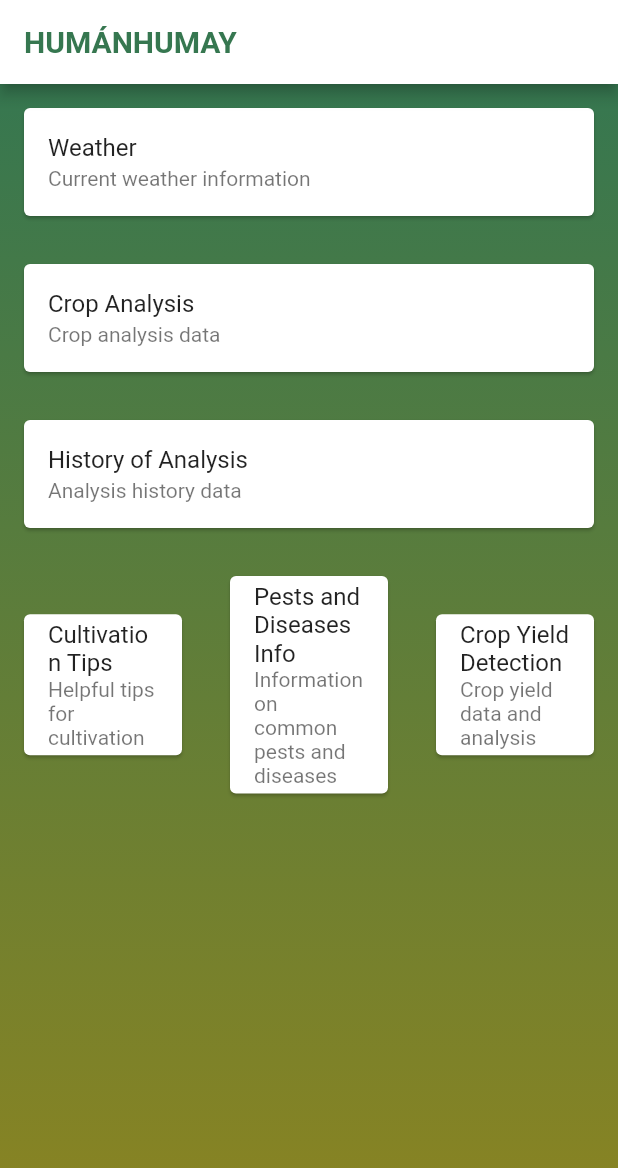
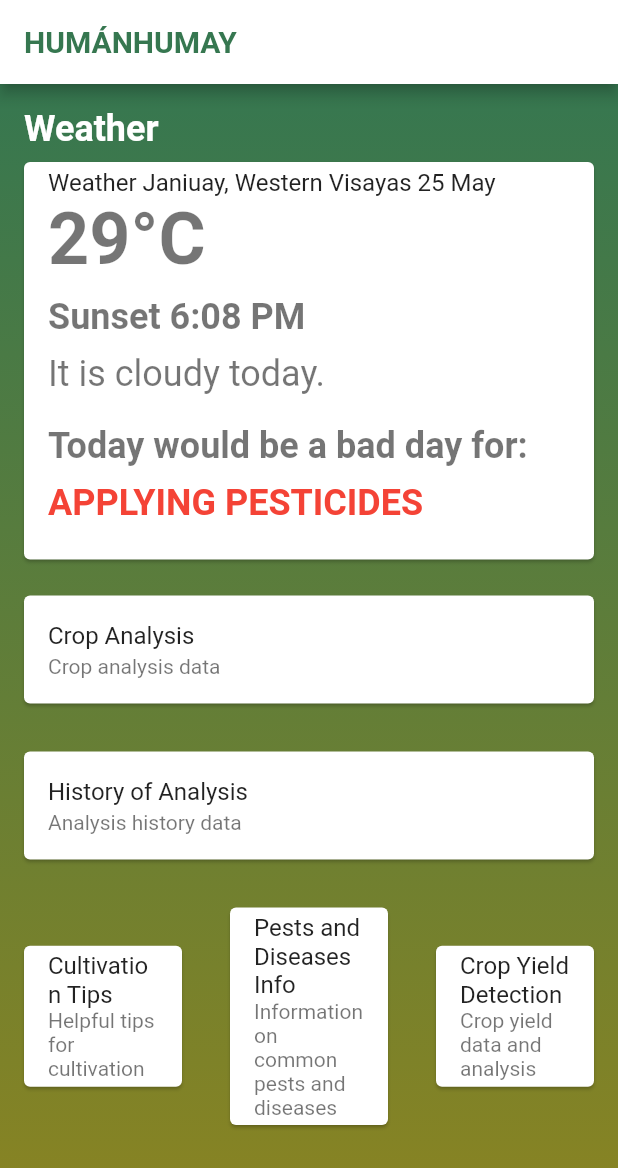
Before and after one commit to kclementir/cc206_human_humay, a Flutter app: the Dashboard screen opened directly, on a phone screen of 412 x 824 dp. Shown: the top 1168 px of the screen. Run offline on Flutter 3.47's test engine with Material 2 defaults, Android fonts, the light colour scheme and no system bars; Roboto replaces fonts that are missing (Brand).

Commit message:
Update dashboard.dart

```diff
--- a/lib/features/dashboard.dart
+++ b/lib/features/dashboard.dart
@@ -17,18 +17,8 @@ class Dashboard extends StatelessWidget {
         ),
         backgroundColor: Colors.white,
       ),
-      // body: Container(
-      //   constraints: const BoxConstraints.expand(),
-      //   decoration: const BoxDecoration(
-      //     image: DecorationImage(
-      //       image: AssetImage('assets/images/bg2.png'),
-      //       fit: BoxFit.fitWidth,
-      //     ),
-      //   ),
-      //Background Color
       body: Container(
-        constraints: const BoxConstraints
-            .expand(), // Ensure the container takes up the whole screen
+        constraints: const BoxConstraints.expand(),
         decoration: const BoxDecoration(
           gradient: LinearGradient(
             begin: Alignment.topCenter,
@@ -39,21 +29,65 @@ class Dashboard extends StatelessWidget {
             ],
           ),
         ),
-        child: const SingleChildScrollView(
+        child: SingleChildScrollView(
           child: Column(
             crossAxisAlignment: CrossAxisAlignment.stretch,
             children: [
-              // Weather
-              Card(
-                margin: EdgeInsets.all(16.0),
+              // Weather title with padding at the top
+              Container(
+                padding: const EdgeInsets.only(top: 16.0),
+                child: const Align(
+                  alignment: Alignment.centerLeft,
+                  child: Padding(
+                    padding: EdgeInsets.only(left: 16.0), // Adjust left padding
+                    child: Text(
+                      'Weather',
+                      style: TextStyle(
+                        fontSize: 24,
+                        fontWeight: FontWeight.bold,
+                        color: Colors.white,
+                      ),
+                    ),
+                  ),
+                ),
+              ),
+
+              // Weather details card with adjusted margin
+              const Card(
+                margin: EdgeInsets.symmetric(horizontal: 16.0, vertical: 8.0),
                 child: ListTile(
-                  title: Text('Weather'),
-                  subtitle: Text('Current weather information'),
+                  title: Text('Weather Janiuay, Western Visayas 25 May'),
+                  subtitle: Column(
+                    crossAxisAlignment: CrossAxisAlignment.start,
+                    children: [
+                      Text('29°C',
+                          style: TextStyle(
+                              fontSize: 48, fontWeight: FontWeight.bold)),
+                      SizedBox(height: 10),
+                      Text('Sunset 6:08 PM',
+                          style: TextStyle(
+                              fontSize: 24, fontWeight: FontWeight.bold)),
+                      SizedBox(height: 10),
+                      Text('It is cloudy today.',
+                          style: TextStyle(fontSize: 24)),
+                      SizedBox(height: 20),
+                      Text('Today would be a bad day for:',
+                          style: TextStyle(
+                              fontSize: 24, fontWeight: FontWeight.bold)),
+                      SizedBox(height: 10),
+                      Text('APPLYING PESTICIDES',
+                          style: TextStyle(
+                              fontSize: 24,
+                              fontWeight: FontWeight.bold,
+                              color: Colors.red)),
+                      SizedBox(height: 20),
+                    ],
+                  ),
                 ),
               ),
 
               // Crop Analysis
-              Card(
+              const Card(
                 margin: EdgeInsets.all(16.0),
                 child: ListTile(
                   title: Text('Crop Analysis'),
@@ -62,7 +96,7 @@ class Dashboard extends StatelessWidget {
               ),
 
               // Analysis History
-              Card(
+              const Card(
                 margin: EdgeInsets.all(16.0),
                 child: ListTile(
                   title: Text('History of Analysis'),
@@ -70,7 +104,7 @@ class Dashboard extends StatelessWidget {
                 ),
               ),
 
-              Row(
+              const Row(
                 children: [
                   // Cultivation Tips
                   Expanded(
```
